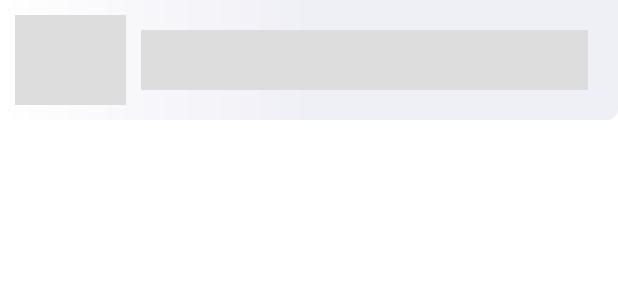
After one commit to arpitmx/Sigmo-Android, an Android app: the layout shimmer_placeholder_layout_bottom_sheet.xml on its own in the app's theme, with its tools: preview values and no code run, on a phone screen of 412 x 824 dp. The commit adds this screen. Shown: the top 300 px of the screen. Run offline under Robolectric (Android 15) with nearby library versions, the phone set to English and light mode, and no system bars.

Commit message:
Added Bottomsheets integrated with webview to display iframe of spotify song

```diff
--- a/app/src/main/java/com/bitpolarity/spotifytestapp/StatusActivity.java
+++ b/app/src/main/java/com/bitpolarity/spotifytestapp/StatusActivity.java
@@ -199,6 +199,7 @@ public class StatusActivity extends AppCompatActivity  implements UserListAdapte
                 layoutManager.setOrientation(LinearLayoutManager.VERTICAL);
                 userRecyclerView.setLayoutManager(layoutManager);
                 dataHolder.setSongDetails(songDetail);
+                dataHolder.setTrackID(son);
                 List<UserListModel> modelList = new ArrayList<>();
 
                 for (int i=0;i<size;i++) {
@@ -285,6 +286,7 @@ public class StatusActivity extends AppCompatActivity  implements UserListAdapte
     public void onClick(int position) {
 
         String details = dataHolder.getSongDetails()[position];
+        String trackID = dataHolder.getTrackID()[position];
        // Toast.makeText(StatusActivity.this ,details, Toast.LENGTH_SHORT).show();
         Log.d(TAG, "onClick: POS:"+position+"  Details : "+details);
 
--- a/app/src/main/res/anim/fade_in.xml
+++ b/app/src/main/res/anim/fade_in.xml
@@ -1,7 +1,7 @@
 <?xml version="1.0" encoding="utf-8"?>
 <set xmlns:android="http://schemas.android.com/apk/res/android" android:interpolator="@android:anim/linear_interpolator">
     <alpha
-        android:duration="2000"
+        android:duration="1000"
         android:fromAlpha="0.1"
         android:toAlpha="1.0">
     </alpha>
--- a/app/src/main/res/anim/slidein_left_to_right.xml
+++ b/app/src/main/res/anim/slidein_left_to_right.xml
@@ -3,5 +3,5 @@
     android:shareInterpolator="false">
     <translate android:fromXDelta="-100%" android:toXDelta="0%"
         android:fromYDelta="0%" android:toYDelta="0%"
-        android:duration="700"/>
+        android:duration="800"/>
 </set>
--- a/app/src/main/res/layout/list_item.xml
+++ b/app/src/main/res/layout/list_item.xml
@@ -22,7 +22,7 @@
 
         <LinearLayout
             android:layout_width="match_parent"
-            android:layout_height="48dp"
+            android:layout_height="45dp"
             android:background="@drawable/borders"
             android:elevation="2dp"
             android:orientation="horizontal"
@@ -139,7 +139,7 @@
             <LinearLayout
                 android:id="@+id/linearLayout"
                 android:layout_width="match_parent"
-                android:layout_height="112dp"
+                android:layout_height="100dp"
                 android:background="@drawable/borders_post"
                 android:orientation="horizontal"
 
@@ -157,7 +157,7 @@
 
                     <ImageView
                         android:id="@+id/artwork"
-                        android:layout_width="112dp"
+                        android:layout_width="100dp"
                         android:layout_height="match_parent"
                         android:layout_gravity="center_vertical"
                         android:background="@color/s_grey"
--- /dev/null
+++ b/app/src/main/res/layout/shimmer_placeholder_layout_bottom_sheet.xml
@@ -0,0 +1,67 @@
+<?xml version="1.0" encoding="utf-8"?>
+
+<LinearLayout xmlns:android="http://schemas.android.com/apk/res/android"
+    android:layout_width="match_parent"
+    android:layout_height="85dp"
+    android:elevation="1dp"
+    android:orientation="vertical"
+
+    >
+
+
+
+    <LinearLayout
+        android:layout_width="match_parent"
+        android:layout_height="wrap_content"
+        android:background="#FFFFFF"
+        android:orientation="vertical"
+        android:weightSum="10"
+        >
+
+
+
+        <LinearLayout
+            android:layout_width="match_parent"
+            android:layout_height="80dp"
+            android:orientation="horizontal"
+            android:weightSum="10"
+            android:padding="10dp"
+            android:background="@drawable/borders_post"
+
+            >
+
+
+            <ImageView
+                android:id="@+id/artwork"
+                android:layout_width="0dp"
+                android:layout_height="match_parent"
+                android:layout_gravity="center_vertical"
+                android:layout_weight="2"
+                android:scaleType="fitCenter"
+                android:scaleX="1"
+                android:scaleY="1"
+                android:src="@color/s_grey" />
+
+            <TextView
+                android:id="@+id/songlength"
+                android:layout_width="0dp"
+                android:layout_weight="8"
+                android:layout_height="40dp"
+                android:fontFamily= "sans-serif-condensed-medium"
+                android:textSize="13dp"
+                android:textColor="@color/black"
+                android:layout_margin="10dp"
+                android:gravity="center_vertical"
+                android:minHeight="?android:attr/listPreferredItemHeightSmall"
+                android:paddingStart="?android:attr/listPreferredItemPaddingStart"
+                android:paddingEnd="?android:attr/listPreferredItemPaddingEnd"
+                android:background="@color/s_grey"
+                android:textAppearance="?android:attr/textAppearanceListItemSmall" />
+
+
+        </LinearLayout>
+
+
+    </LinearLayout>
+
+</LinearLayout>
```
Also changed, not shown: app/src/main/java/com/bitpolarity/spotifytestapp/TempDataHolder.java (+9 -0 lines), app/src/main/java/com/bitpolarity/spotifytestapp/mBottomSheetDialog.java (+2 -13 lines), app/src/main/res/layout/song_detail_bottom_sheet.xml (+0 -18 lines).
